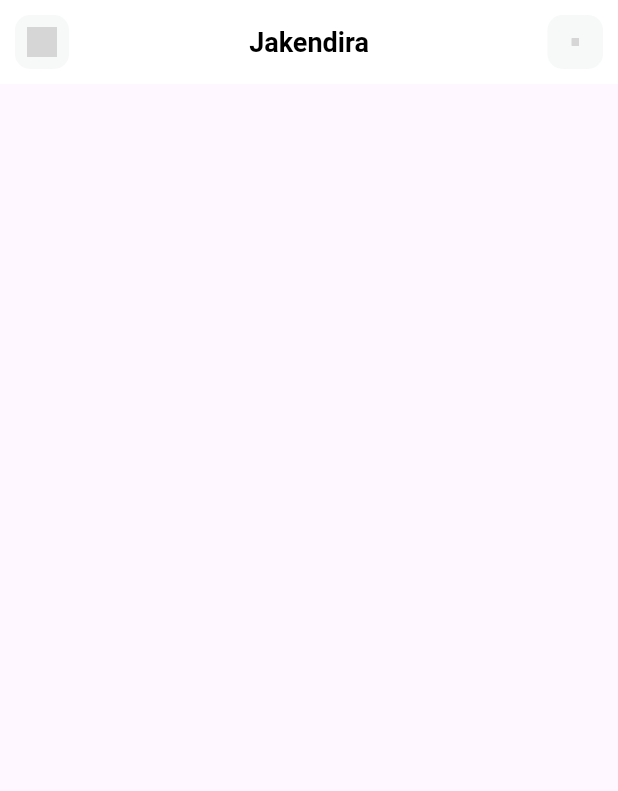
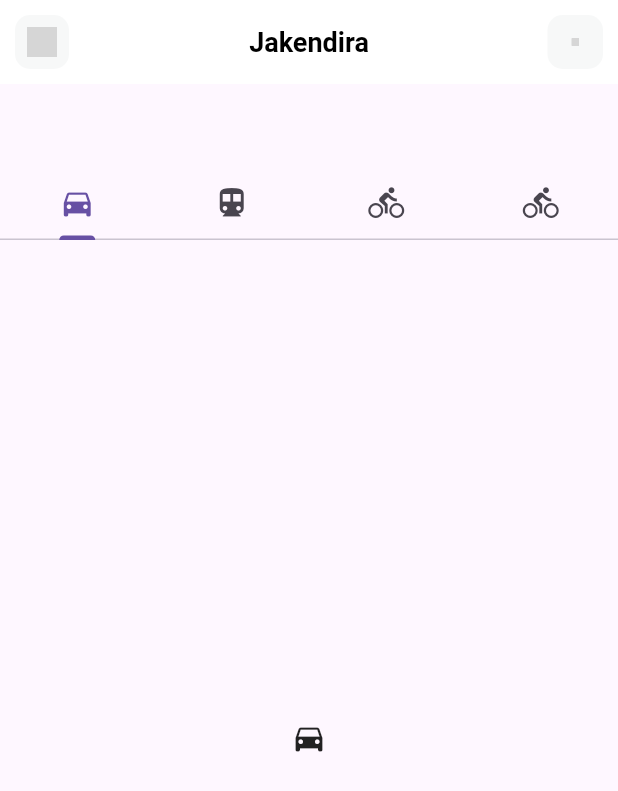
Before and after one commit to kensulistijo/Jakendira, a Flutter app: the screen it shows after launch, on a phone screen of 412 x 824 dp. Shown: the top 791 px of the screen. Run offline on Flutter 3.47's test engine with Material 3 defaults, Android fonts, the phone set to English and light mode, and no system bars; our stand-ins replace flutter_svg; grey boxes are pictures that could not be loaded.

Commit message:
initial commit

```diff
--- a/lib/pages/home.dart
+++ b/lib/pages/home.dart
@@ -49,6 +49,31 @@ class HomePage extends StatelessWidget {
           ),
         ],
       ),
+      body: DefaultTabController(
+        length: 4,
+        child: Scaffold(
+          appBar: AppBar(
+            bottom: const TabBar(
+          tabs: [
+            Tab(icon: Icon(Icons.directions_car)),
+            Tab(icon: Icon(Icons.directions_transit)),
+            Tab(icon: Icon(Icons.directions_bike)),
+            Tab(icon: Icon(Icons.directions_bike)),
+          ],
+          ),
+          ),
+          body: const TabBarView(
+            children: [
+              Icon(Icons.directions_car),
+              Icon(Icons.directions_transit),
+              Icon(Icons.directions_bike),
+              Icon(Icons.directions_bike),
+              // Center(child: Text("Chats")),
+              // Center(child: Text("Calls")),
+              // Center(child: Text("Settings")),
+            ],
+          ),
+        )),
     );
   }
 }
```
Also changed, not shown: lib/models/Date.dart (added, +39 -0 lines), lib/models/Schedule.dart (added, +43 -0 lines), lib/models/Show.dart (added, +10 -0 lines), lib/models/To-do.dart (added, +31 -0 lines), lib/modules/controllers/date_controller.dart (added, +12 -0 lines), lib/modules/controllers/schedule_controller.dart (added, +20 -0 lines), lib/modules/controllers/todo_controller.dart (added, +20 -0 lines), lib/modules/providers/anime_provider.dart (added), lib/routes/index.dart (added).
